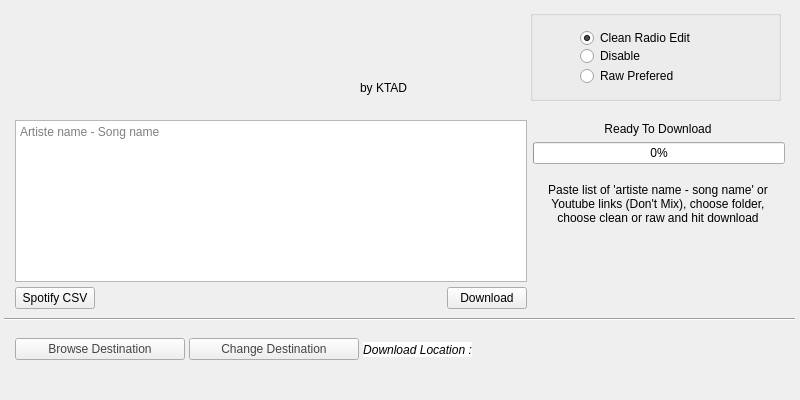
This is MainUiWindow_redesign.ui in ktappdev/YTDownloader_PYQT5 as Qt 5 draws it before an edit. The edited form follows.
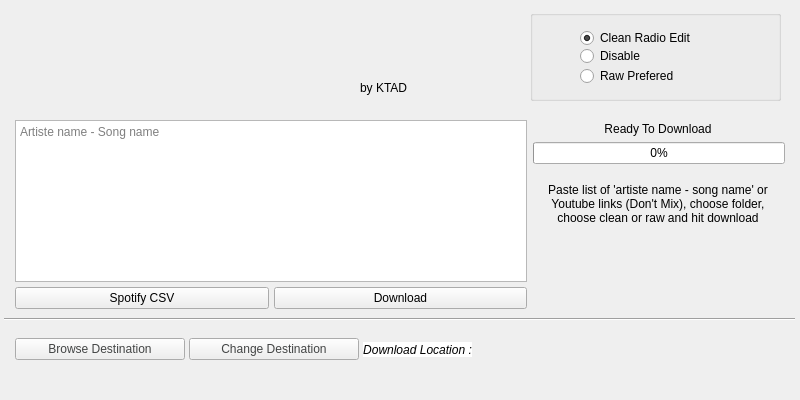
This is the edited form. Icons and pictures are not drawn.

The edit to the form file:
```diff
--- a/MainUiWindow_redesign.ui
+++ b/MainUiWindow_redesign.ui
@@ -179,7 +179,7 @@
         <property name="spacing">
          <number>5</number>
         </property>
-        <item alignment="Qt::AlignLeft">
+        <item>
          <widget class="QPushButton" name="spotify_button">
           <property name="styleSheet">
            <string notr="true"/>
@@ -205,7 +205,7 @@
           </property>
          </widget>
         </item>
-        <item alignment="Qt::AlignRight">
+        <item>
          <widget class="QPushButton" name="download_list_button">
           <property name="font">
            <font>
```
